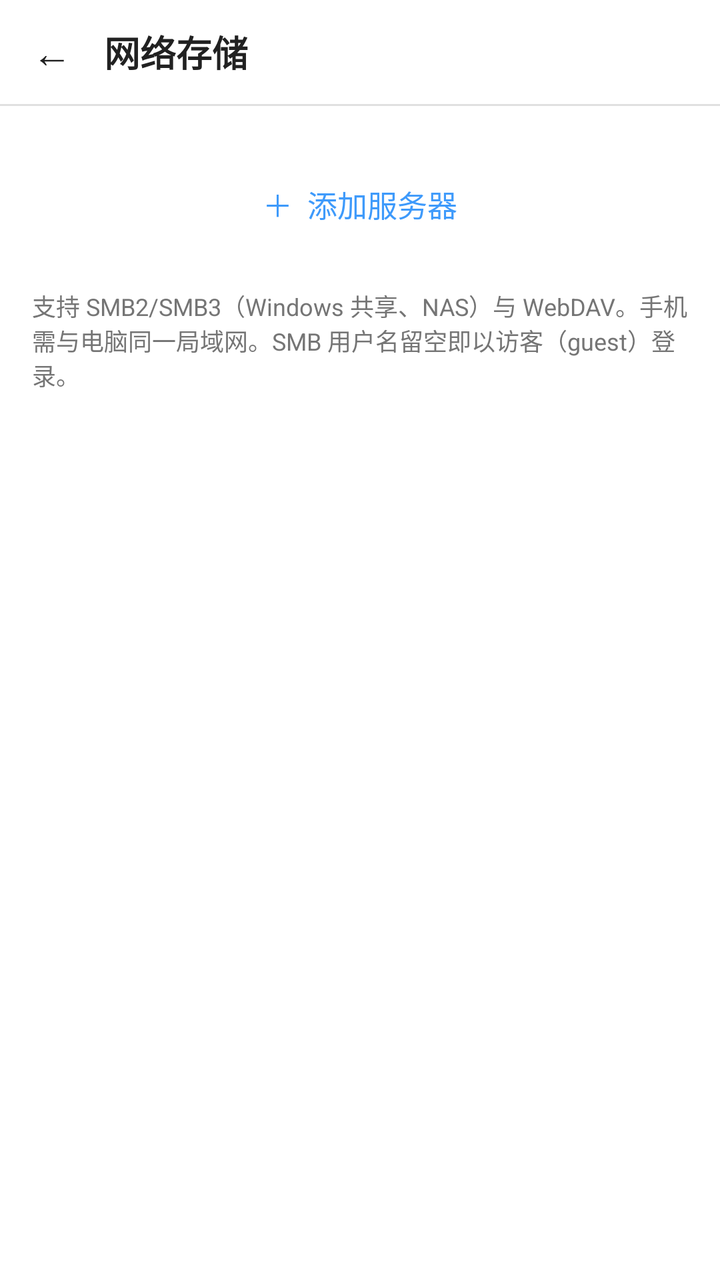
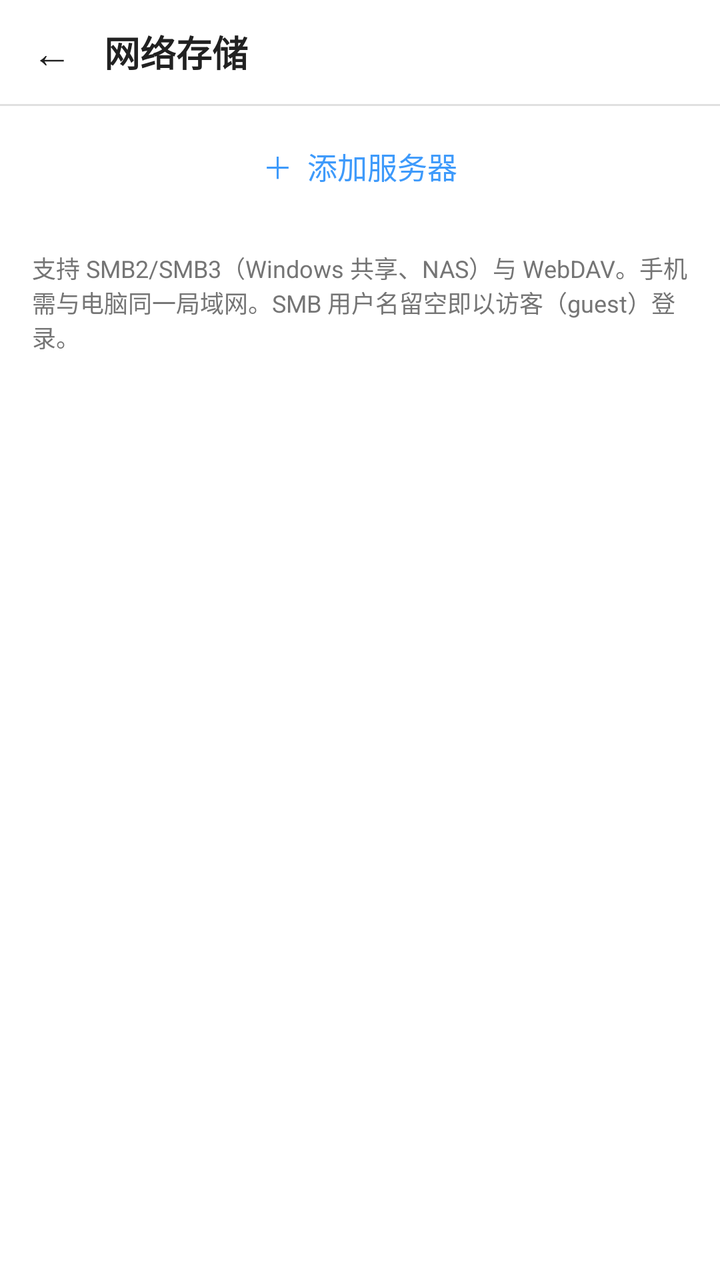

Before-and-after screenshots of an Android layout around one commit, followed by the original layout XML and the change that was made.
<!-- AndroidManifest.xml: application theme Theme_Hex_0 -->
<!-- res/layout/activity_net_storage.xml -->
<?xml version="1.0" encoding="utf-8"?>
<LinearLayout xmlns:android="http://schemas.android.com/apk/res/android"
    android:layout_width="match_parent"
    android:layout_height="match_parent"
    android:orientation="vertical"
    android:background="?attr/hfBg">

    
    <LinearLayout
        android:layout_width="match_parent"
        android:layout_height="52dp"
        android:orientation="horizontal"
        android:gravity="center_vertical"
        android:background="?attr/hfSurface">

        <TextView
            android:id="@+id/net_back"
            android:layout_width="wrap_content"
            android:layout_height="match_parent"
            android:gravity="center"
            android:paddingLeft="16dp"
            android:paddingRight="16dp"
            android:text="←"
            android:textSize="20sp"
            android:textColor="?attr/hfText"
            android:background="?android:attr/selectableItemBackground"/>

        <TextView
            android:id="@+id/net_title"
            android:layout_width="0dp"
            android:layout_height="wrap_content"
            android:layout_weight="1"
            android:text="网络存储"
            android:textSize="18sp"
            android:textStyle="bold"
            android:textColor="?attr/hfText"
            android:singleLine="true"
            android:ellipsize="middle"/>
    </LinearLayout>

    <View
        android:layout_width="match_parent"
        android:layout_height="1dp"
        android:background="?attr/hfDivider"/>

    <FrameLayout
        android:layout_width="match_parent"
        android:layout_height="0dp"
        android:layout_weight="1">

        
        <ScrollView
            android:id="@+id/net_servers_panel"
            android:layout_width="match_parent"
            android:layout_height="match_parent">

            <LinearLayout
                android:layout_width="match_parent"
                android:layout_height="wrap_content"
                android:orientation="vertical">

                <TextView
                    android:id="@+id/net_server_container"
                    android:layout_width="match_parent"
                    android:layout_height="wrap_content"
                    android:orientation="vertical"
                    android:paddingTop="4dp"/>

                <TextView
                    android:id="@+id/net_add"
                    android:layout_width="match_parent"
                    android:layout_height="52dp"
                    android:gravity="center"
                    android:text="＋  添加服务器"
                    android:textSize="15sp"
                    android:textColor="?attr/hfAccent"
                    android:background="?android:attr/selectableItemBackground"/>

                <TextView
                    android:layout_width="match_parent"
                    android:layout_height="wrap_content"
                    android:padding="16dp"
                    android:text="支持 SMB2/SMB3（Windows 共享、NAS）与 WebDAV。手机需与电脑同一局域网。SMB 用户名留空即以访客（guest）登录。"
                    android:textSize="12sp"
                    android:textColor="?attr/hfTextSub"/>
            </LinearLayout>
        </ScrollView>

        
        <LinearLayout
            android:id="@+id/net_browse_panel"
            android:layout_width="match_parent"
            android:layout_height="match_parent"
            android:orientation="vertical"
            android:visibility="gone">

            
            <LinearLayout
                android:layout_width="match_parent"
                android:layout_height="44dp"
                android:orientation="horizontal"
                android:gravity="center_vertical"
                android:paddingLeft="8dp"
                android:paddingRight="8dp"
                android:background="?attr/hfSurface">

                <TextView
                    android:id="@+id/net_up"
                    android:layout_width="wrap_content"
                    android:layout_height="match_parent"
                    android:gravity="center"
                    android:paddingLeft="10dp"
                    android:paddingRight="10dp"
                    android:text="⬆"
                    android:textSize="17sp"
                    android:textColor="?attr/hfText"
                    android:background="?android:attr/selectableItemBackground"/>

                <TextView
                    android:id="@+id/net_path"
                    android:layout_width="0dp"
                    android:layout_height="wrap_content"
                    android:layout_weight="1"
                    android:text="/"
                    android:textSize="13sp"
                    android:textColor="?attr/hfTextSub"
                    android:fontFamily="monospace"
                    android:singleLine="true"
                    android:ellipsize="start"/>
            </LinearLayout>

            <ListView
                android:id="@+id/net_list"
                android:layout_width="match_parent"
                android:layout_height="0dp"
                android:layout_weight="1"
                android:divider="?attr/hfDivider"
                android:dividerHeight="1dp"/>

            
            <LinearLayout
                android:layout_width="match_parent"
                android:layout_height="48dp"
                android:orientation="horizontal"
                android:background="?attr/hfSurface">

                <TextView
                    android:id="@+id/net_mkdir"
                    android:layout_width="0dp"
                    android:layout_height="match_parent"
                    android:layout_weight="1"
                    android:gravity="center"
                    android:text="📁 新建目录"
                    android:textSize="14sp"
                    android:textColor="?attr/hfText"
                    android:background="?android:attr/selectableItemBackground"/>

                <TextView
                    android:id="@+id/net_upload"
                    android:layout_width="0dp"
                    android:layout_height="match_parent"
                    android:layout_weight="1"
                    android:gravity="center"
                    android:text="⬆ 上传文件"
                    android:textSize="14sp"
                    android:textColor="?attr/hfText"
                    android:background="?android:attr/selectableItemBackground"/>

                <TextView
                    android:id="@+id/net_disconnect"
                    android:layout_width="0dp"
                    android:layout_height="match_parent"
                    android:layout_weight="1"
                    android:gravity="center"
                    android:text="✕ 断开"
                    android:textSize="14sp"
                    android:textColor="?attr/hfText"
                    android:background="?android:attr/selectableItemBackground"/>
            </LinearLayout>
        </LinearLayout>
    </FrameLayout>
</LinearLayout>
<!-- resources referenced by this layout -->
<resources>
  <style name="Theme_Hex_0" parent="Theme_Hex_Light">
          <item name="hfTopBar">#3E9AFB</item>
          <item name="hfTopBarText">#212121</item>
          <item name="hfTopBarTextSub">#31679F</item>
          <item name="hfAccent">#3E9AFB</item>
          <item name="hfOnAccent">#212121</item>
          <item name="hfSelected">#E3F0FE</item>
          <item name="hfStatusBar">#2B6BAF</item>
          <item name="hfNavBar">#235991</item>
          <item name="android:statusBarColor">#2B6BAF</item>
          <item name="android:navigationBarColor">#235991</item>
          <item name="android:colorAccent">#3E9AFB</item>
      </style>
  <style name="Theme_Hex_Light" parent="@android:style/Theme.Material.Light.NoActionBar">
          <item name="android:windowBackground">#FFFFFF</item>
          <item name="android:colorPrimary">#212121</item>
          <item name="android:colorPrimaryDark">#212121</item>
          <item name="android:textColorPrimary">#212121</item>
          <item name="android:textColorSecondary">#757575</item>
          <item name="hfBg">#FFFFFF</item>
          <item name="hfSurface">#FFFFFF</item>
          <item name="hfSurfaceAlt">#F5F5F5</item>
          <item name="hfText">#212121</item>
          <item name="hfTextSub">#757575</item>
          <item name="hfDivider">#E0E0E0</item>
          <item name="hfTopBar">#212121</item>
          <item name="hfTopBarText">#FFFFFF</item>
          <item name="hfTopBarTextSub">#9E9E9E</item>
          <item name="hfAccent">#1E88E5</item>
          <item name="hfOnAccent">#FFFFFF</item>
          <item name="hfSelected">#BBDEFB</item>
          <item name="hfStatusBar">#212121</item>
          <item name="hfNavBar">#212121</item>
          <item name="android:statusBarColor">#212121</item>
          <item name="android:navigationBarColor">#212121</item>
          <item name="android:colorAccent">#1E88E5</item>
      </style>
</resources>

<!-- the commit's change to res/layout/activity_net_storage.xml (unified diff, before → after) -->
@@ -59,7 +59,7 @@
                 android:layout_height="wrap_content"
                 android:orientation="vertical">
 
-                <TextView
+                <LinearLayout
                     android:id="@+id/net_server_container"
                     android:layout_width="match_parent"
                     android:layout_height="wrap_content"
